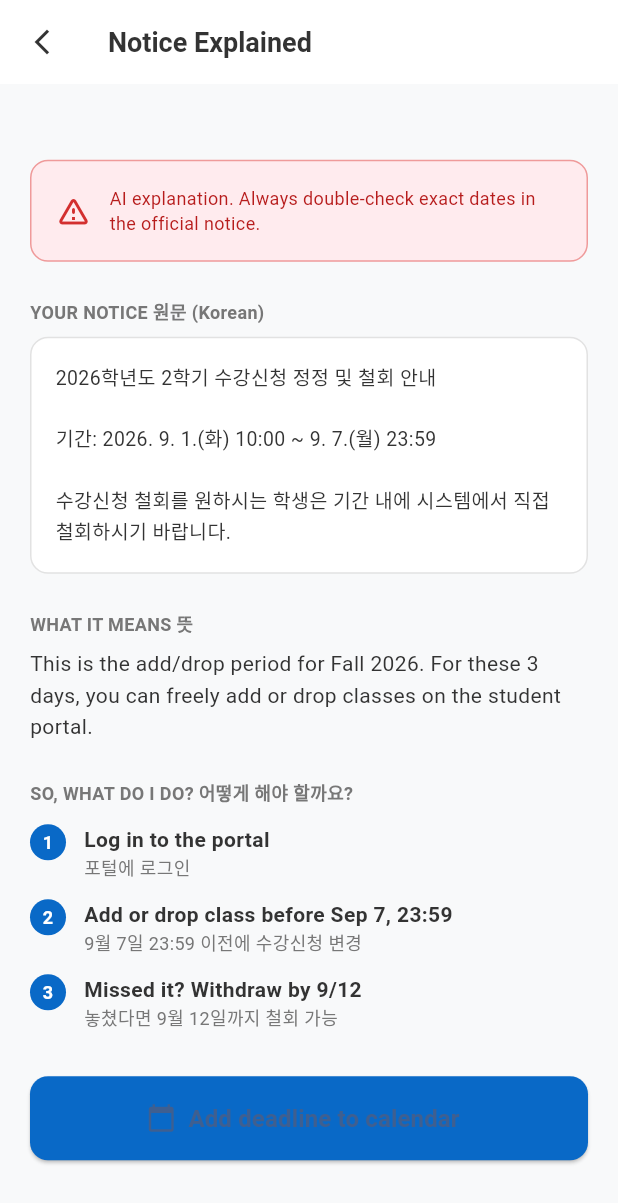
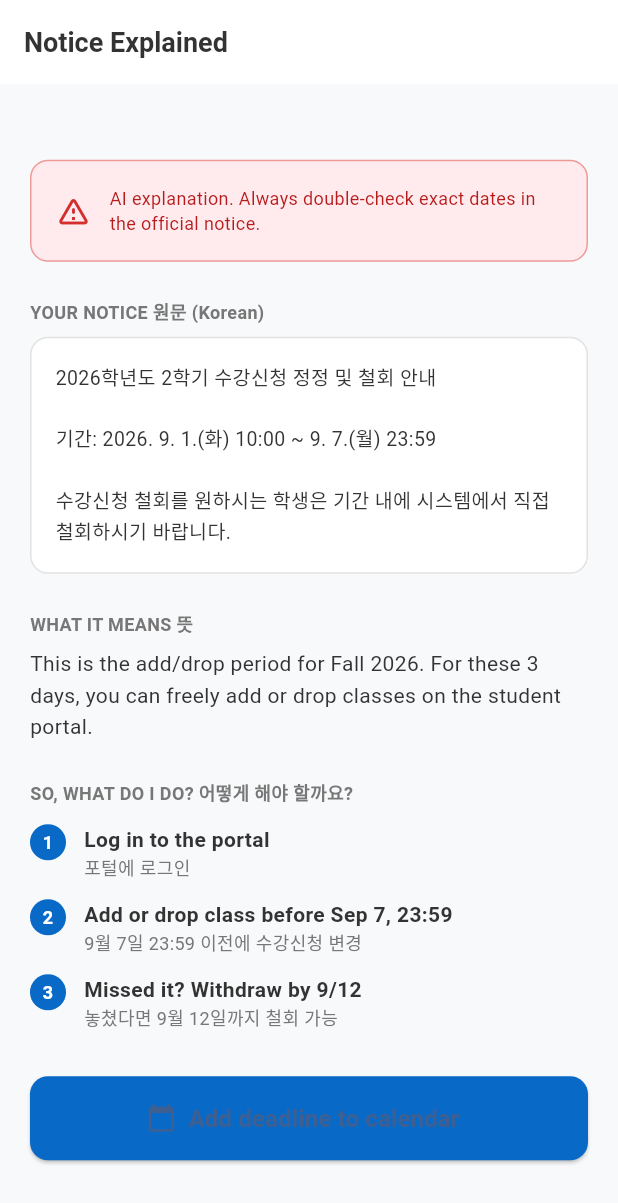
Before and after one commit to xgledsp/Mobile-programming, a Flutter app: the NoticePage screen opened directly, on a phone screen of 412 x 824 dp. Shown: the top 1203 px of the screen. Run offline on Flutter 3.47's test engine with Material 3 defaults, Android fonts, the phone set to English and light mode, and no system bars.

Commit message:
Remove back button from Campus and Culture tabs

```diff
--- a/lib/culture_page.dart
+++ b/lib/culture_page.dart
@@ -11,10 +11,8 @@ class CulturePage extends StatelessWidget {
       appBar: AppBar(
         backgroundColor: Colors.white,
         elevation: 0,
-        leading: IconButton(
-          icon: const Icon(Icons.arrow_back_ios_new, size: 20, color: darkText),
-          onPressed: () => Navigator.pop(context),
-        ),
+        // This page is a bottom tab, so there is nothing to go back to.
+        automaticallyImplyLeading: false,
         title: const Text('Culture Coach', style: TextStyle(color: darkText, fontWeight: FontWeight.bold, fontSize: 18)),
         actions: [
           Padding(
--- a/lib/notice_page.dart
+++ b/lib/notice_page.dart
@@ -11,10 +11,8 @@ class NoticePage extends StatelessWidget {
       appBar: AppBar(
         backgroundColor: Colors.white,
         elevation: 0,
-        leading: IconButton(
-          icon: const Icon(Icons.arrow_back_ios_new, size: 20, color: darkText),
-          onPressed: () => Navigator.pop(context),
-        ),
+        // This page is a bottom tab, so there is nothing to go back to.
+        automaticallyImplyLeading: false,
         title: const Text('Notice Explained', style: TextStyle(color: darkText, fontWeight: FontWeight.bold, fontSize: 18)),
       ),
       body: ResponsiveLayout(
```
